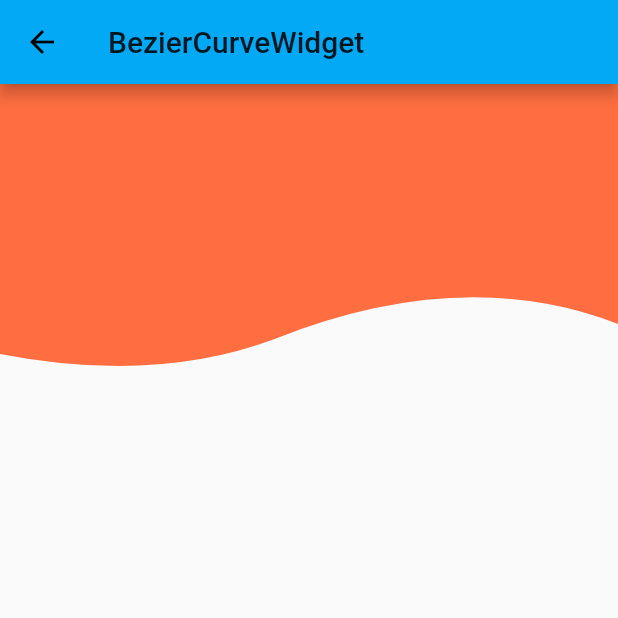
After one commit to ComexGit/flutter_demo, a Flutter app: the BezierCurveWidget screen opened directly, on a phone screen of 412 x 824 dp, the top half of it. The commit adds this screen. Run offline on Flutter 3.47's test engine with Material 2 defaults, Android fonts, the phone set to English and light mode, and no system bars.

Commit message:
学习图形绘制
使用贝塞尔曲线

```diff
--- a/lib/main.dart
+++ b/lib/main.dart
@@ -7,6 +7,7 @@ import 'widgets/SearchBarWidget.dart';
 import 'widgets/WrapWidget.dart';
 import 'widgets/ExpansionTileWidget.dart';
 import 'widgets/ExpansionPanelListWidget.dart';
+import 'widgets/BezierCurveWidget.dart';
 
 void main() => runApp(MainDemo());
 
@@ -14,6 +15,10 @@ class MainDemo extends StatelessWidget {
   @override
   Widget build(BuildContext context) {
     return MaterialApp(
+        // debugShowCheckedModeBanner: false,
+        // debugShowMaterialGrid: true,
+        // showPerformanceOverlay: true,
+        // showSemanticsDebugger: true,
         home: HomePage(),
         theme: ThemeData(
           //   primaryColor: Colors.white, //导航栏、状态栏颜色
@@ -42,6 +47,7 @@ class HomePage extends StatelessWidget {
             "WrapWidget",
             "ExpansionTileWidget",
             "ExpansionPanelListWidget",
+            "BezierCurveWidget",
           ],
           widgets: <Widget>[
             BottomNavigationWidget(),
@@ -52,6 +58,7 @@ class HomePage extends StatelessWidget {
             WrapWidget(),
             ExpansionTileWidget(),
             ExpansionPanelListWidget(),
+            BezierCurveWidget(),
           ],
         ),
       ),
--- /dev/null
+++ b/lib/widgets/BezierCurveWidget.dart
@@ -0,0 +1,51 @@
+import 'package:flutter/material.dart';
+
+class BezierCurveWidget extends StatelessWidget {
+  @override
+  Widget build(BuildContext context) {
+    return Scaffold(
+      appBar: AppBar(title: Text('BezierCurveWidget')),
+      body: Column(
+        children: <Widget>[
+          ClipPath(
+            child: Container(
+              color: Colors.deepOrangeAccent,
+              height: 200.0,
+            ),
+            clipper: BottomClipper(),
+          )
+        ],
+      ),
+    );
+  }
+}
+
+class BottomClipper extends CustomClipper<Path> {
+  @override
+  Path getClip(Size size) {
+    var path = Path();
+
+    path.lineTo(0, size.height - 20);
+    var firstControlPoint = Offset(size.width / 4, size.height);
+    var firstEndPoint = Offset(size.width / 2.25, size.height - 30);
+
+    path.quadraticBezierTo(firstControlPoint.dx, firstControlPoint.dy,
+        firstEndPoint.dx, firstEndPoint.dy);
+
+    var secondControlPoint = Offset(size.width / 4 * 3, size.height - 80);
+    var secondEndPoint = Offset(size.width, size.height - 40);
+
+    path.quadraticBezierTo(secondControlPoint.dx, secondControlPoint.dy,
+        secondEndPoint.dx, secondEndPoint.dy);
+
+    path.lineTo(size.width, size.height - 40);
+    path.lineTo(size.width, 0);
+
+    return path;
+  }
+
+  @override
+  bool shouldReclip(CustomClipper<Path> oldClipper) {
+    return false;
+  }
+}
```
Also changed, not shown: lib/widgets/ExpansionPanelListWidget.dart (+11 -0 lines).
